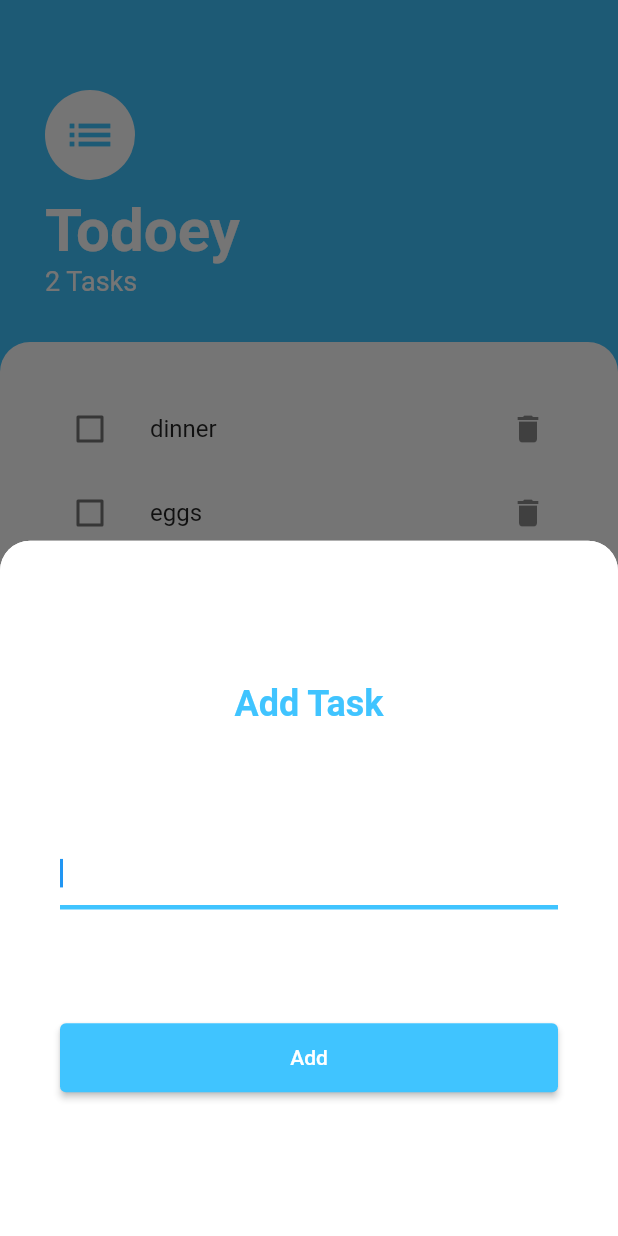
After one commit to r3zafa/flutter_elearning, a Flutter app: the screen it shows after launch, after a tap on the "delete" icon, after a tap on the "add" icon, on a phone screen of 412 x 824 dp. The commit adds this screen. Run offline on Flutter 3.47's test engine with Material 2 defaults, Android fonts, the phone set to English and light mode, and no system bars; our stand-ins replace animated_text_kit, audioplayers, cloud_firestore, device_preview, firebase_auth, firebase_core and 15 more; missing offline and left inert: bitsdojo_window, flutter_phone_direct_caller; accounts and stored records are empty.

Commit message:
add todo app with native flutter state tree

```diff
--- a/app13/lib/main.dart
+++ b/app13/lib/main.dart
@@ -1,13 +1,21 @@
-import 'package:app13/screens/desktop/main_desktop_screen.dart';
-import 'package:app13/screens/mobile/main_mobile_screen.dart';
-import 'package:app13/screens/responsive_layout_builder.dart';
-import 'package:app13/screens/tablet/main_tablet_screen.dart';
+import 'dart:io' show Platform;
 import 'package:app13/screens/task_screen.dart';
-import 'package:app13/screens/ultra_wide/main_ultra_wide_screen.dart';
+import 'package:bitsdojo_window/bitsdojo_window.dart';
 import 'package:flutter/material.dart';
 
 void main() {
   runApp(const MyApp());
+  if (Platform.isWindows || Platform.isMacOS || Platform.isLinux) {
+    doWhenWindowReady(() {
+      final win = appWindow;
+      const initialSize = Size(500, 900);
+      win.minSize = initialSize;
+      win.size = initialSize;
+      win.alignment = Alignment.center;
+      win.title = "Todoey";
+      win.show();
+    });
+  }
 }
 
 class MyApp extends StatelessWidget {
@@ -19,10 +27,7 @@ class MyApp extends StatelessWidget {
     return const MaterialApp(
       debugShowCheckedModeBanner: false,
       title: 'Todo App',
-      home: Scaffold(
-        backgroundColor: Colors.lightBlueAccent,
-        body: TasksScreen(),
-      ),
+      home: TasksScreen(),
     );
   }
 }
--- /dev/null
+++ b/app13/lib/models/task.dart
@@ -0,0 +1,13 @@
+class Task {
+  Task({
+    required this.name,
+    this.isDone = false,
+  });
+
+  final String name;
+  bool isDone;
+
+  void toggleDone() {
+    isDone = !isDone;
+  }
+}
--- /dev/null
+++ b/app13/lib/screens/add_task_screen.dart
@@ -0,0 +1,89 @@
+import 'package:flutter/foundation.dart';
+import 'package:flutter/material.dart';
+
+class AddTaskScreen extends StatelessWidget {
+  const AddTaskScreen({
+    Key? key,
+    required this.addItemCallBack,
+  }) : super(key: key);
+
+  final Function addItemCallBack;
+
+  @override
+  Widget build(BuildContext context) {
+    TextEditingController controller = TextEditingController();
+    String newTaskTitle = '';
+
+    return Container(
+      decoration: const BoxDecoration(
+        color: Colors.white,
+        borderRadius: BorderRadius.only(
+          topLeft: Radius.circular(20),
+          topRight: Radius.circular(20),
+        ),
+      ),
+      padding: EdgeInsets.only(
+        left: 40,
+        right: 40,
+        top: 20,
+        bottom: MediaQuery.of(context).viewInsets.bottom < 1
+            ? 20
+            : MediaQuery.of(context).viewInsets.bottom,
+      ),
+      child: Column(
+        crossAxisAlignment: CrossAxisAlignment.stretch,
+        mainAxisSize: MainAxisSize.max,
+        mainAxisAlignment: MainAxisAlignment.spaceEvenly,
+        children: [
+          const Text(
+            'Add Task',
+            textAlign: TextAlign.center,
+            style: TextStyle(
+              fontSize: 24,
+              fontWeight: FontWeight.w700,
+              color: Colors.lightBlueAccent,
+            ),
+          ),
+          TextField(
+            controller: controller,
+            keyboardType: TextInputType.multiline,
+            minLines: 1,
+            maxLines: 2,
+            autofocus: true,
+            textAlign: TextAlign.start,
+            decoration: const InputDecoration(
+              enabledBorder: UnderlineInputBorder(
+                borderSide: BorderSide(color: Colors.lightBlueAccent, width: 2),
+              ),
+              focusedBorder: UnderlineInputBorder(
+                borderSide: BorderSide(color: Colors.lightBlueAccent, width: 3),
+              ),
+            ),
+            onChanged: (newVal) {
+              newTaskTitle = newVal;
+            },
+          ),
+          ElevatedButton(
+            style: const ButtonStyle(
+              padding:
+                  MaterialStatePropertyAll(EdgeInsets.symmetric(vertical: 15)),
+              backgroundColor:
+                  MaterialStatePropertyAll<Color>(Colors.lightBlueAccent),
+            ),
+            onPressed: () {
+              if (newTaskTitle.isNotEmpty) {
+                addItemCallBack(newTaskTitle);
+                controller.clear();
+              } else {
+                if (kDebugMode) {
+                  print('leer');
+                }
+              }
+            },
+            child: const Text('Add'),
+          )
+        ],
+      ),
+    );
+  }
+}
--- a/app13/lib/screens/mobile/main_mobile_screen.dart
+++ b/app13/lib/screens/mobile/main_mobile_screen.dart
@@ -1,17 +1,88 @@
+import 'package:app13/models/task.dart';
 import 'package:flutter/material.dart';
 
-class MainMobileScreen extends StatefulWidget {
-  const MainMobileScreen({Key? key}) : super(key: key);
+import '../../widgets/tasks_list.dart';
+
+class MainMobileScreen extends StatelessWidget {
+  const MainMobileScreen({
+    super.key,
+    required this.items,
+    required this.removeItem,
+  });
+
+  final List<Task> items;
+  final Function(int index) removeItem;
 
   @override
-  State<MainMobileScreen> createState() => _MainMobileScreenState();
-}
-
-class _MainMobileScreenState extends State<MainMobileScreen> {
-  @override
   Widget build(BuildContext context) {
-    return const Center(
-      child: Text('Mobile'),
+    return SafeArea(
+      child: Column(
+        crossAxisAlignment: CrossAxisAlignment.start,
+        children: [
+          Container(
+            padding: const EdgeInsets.only(
+              top: 60,
+              left: 30,
+              right: 30,
+              bottom: 30,
+            ),
+            child: Column(
+              crossAxisAlignment: CrossAxisAlignment.start,
+              children: [
+                const CircleAvatar(
+                  backgroundColor: Colors.white,
+                  radius: 30,
+                  child: Icon(
+                    Icons.list,
+                    size: 36,
+                    color: Colors.lightBlueAccent,
+                  ),
+                ),
+                const SizedBox(
+                  height: 10,
+                ),
+                const Text(
+                  'Todoey',
+                  style: TextStyle(
+                    color: Colors.white,
+                    fontSize: 40,
+                    fontWeight: FontWeight.w700,
+                  ),
+                ),
+                Text(
+                  '${items.length} Tasks',
+                  style: const TextStyle(
+                    color: Colors.white,
+                    fontSize: 18,
+                  ),
+                ),
+              ],
+            ),
+          ),
+          Expanded(
+            child: Container(
+              width: double.infinity,
+              padding: const EdgeInsets.only(
+                left: 20,
+                right: 20,
+                top: 30,
+                bottom: 80,
+              ),
+              decoration: const BoxDecoration(
+                color: Colors.white,
+                borderRadius: BorderRadius.only(
+                  topLeft: Radius.circular(20),
+                  topRight: Radius.circular(20),
+                ),
+              ),
+              child: TasksList(
+                tasks: items,
+                removeItem: removeItem,
+              ),
+            ),
+          ),
+        ],
+      ),
     );
   }
 }
--- a/app13/lib/screens/task_screen.dart
+++ b/app13/lib/screens/task_screen.dart
@@ -1,21 +1,74 @@
+import 'package:app13/screens/add_task_screen.dart';
 import 'package:app13/screens/responsive_layout_builder.dart';
 import 'package:app13/screens/tablet/main_tablet_screen.dart';
 import 'package:app13/screens/ultra_wide/main_ultra_wide_screen.dart';
 import 'package:flutter/material.dart';
 
+import '../models/task.dart';
 import 'desktop/main_desktop_screen.dart';
 import 'mobile/main_mobile_screen.dart';
 
-class TasksScreen extends StatelessWidget {
+class TasksScreen extends StatefulWidget {
   const TasksScreen({Key? key}) : super(key: key);
 
   @override
+  State<TasksScreen> createState() => _TasksScreenState();
+}
+
+class _TasksScreenState extends State<TasksScreen> {
+  List<Task> items = [
+    Task(name: 'breakfast'),
+    Task(name: 'dinner'),
+    Task(name: 'eggs'),
+  ];
+
+  addItem(taskTitle) {
+    Task task = Task(name: taskTitle);
+    setState(() {
+      items.add(task);
+    });
+  }
+
+  removeItem(int index) {
+    setState(() {
+      items.removeAt(index);
+    });
+  }
+
+  @override
   Widget build(BuildContext context) {
-    return const ResponsiveLayoutBuilder(
-      mobileBody: MainMobileScreen(),
-      tabletBody: MainTabletScreen(),
-      desktopBody: MainDesktopScreen(),
-      ultraWideBody: MainUltraWideScreen(),
+    return Scaffold(
+      backgroundColor: Colors.lightBlueAccent,
+      floatingActionButton: FloatingActionButton(
+        onPressed: () {
+          showModalBottomSheet(
+            shape: const RoundedRectangleBorder(
+              borderRadius: BorderRadius.only(
+                topLeft: Radius.circular(20),
+                topRight: Radius.circular(20),
+              ),
+            ),
+            context: context,
+            builder: (context) => AddTaskScreen(
+              addItemCallBack: addItem,
+            ),
+          );
+        },
+        backgroundColor: Colors.lightBlueAccent,
+        child: const Icon(
+          Icons.add,
+          size: 36,
+        ),
+      ),
+      body: ResponsiveLayoutBuilder(
+        mobileBody: MainMobileScreen(
+          items: items,
+          removeItem: removeItem,
+        ),
+        tabletBody: const MainTabletScreen(),
+        desktopBody: const MainDesktopScreen(),
+        ultraWideBody: const MainUltraWideScreen(),
+      ),
     );
   }
 }
--- /dev/null
+++ b/app13/lib/widgets/task_tile.dart
@@ -0,0 +1,41 @@
+import 'package:flutter/material.dart';
+
+class TaskTile extends StatelessWidget {
+  const TaskTile({
+    super.key,
+    required this.isDone,
+    required this.taskTitle,
+    required this.callBackFunction,
+    required this.removeItem,
+    required this.index,
+  });
+
+  final bool isDone;
+  final String taskTitle;
+  final void Function(bool? isDone) callBackFunction;
+  final Function(int index) removeItem;
+  final int index;
+
+  @override
+  Widget build(BuildContext context) {
+    return ListTile(
+      title: Text(
+        taskTitle,
+        style: TextStyle(
+          decoration: isDone ? TextDecoration.lineThrough : null,
+        ),
+      ),
+      trailing: IconButton(
+        icon: const Icon(Icons.delete),
+        onPressed: () {
+          removeItem(index);
+        },
+      ),
+      leading: Checkbox(
+        activeColor: Colors.lightBlueAccent,
+        value: isDone,
+        onChanged: callBackFunction,
+      ),
+    );
+  }
+}
--- /dev/null
+++ b/app13/lib/widgets/tasks_list.dart
@@ -0,0 +1,37 @@
+import 'package:app13/models/task.dart';
+import 'package:app13/widgets/task_tile.dart';
+import 'package:flutter/material.dart';
+
+class TasksList extends StatefulWidget {
+  const TasksList({
+    super.key,
+    required this.tasks,
+    required this.removeItem,
+  });
+  final List<Task> tasks;
+  final Function(int index) removeItem;
+  @override
+  State<TasksList> createState() => _TasksListState();
+}
+
+class _TasksListState extends State<TasksList> {
+  @override
+  Widget build(BuildContext context) {
+    return ListView.builder(
+      itemCount: widget.tasks.length,
+      itemBuilder: (context, index) {
+        return TaskTile(
+          isDone: widget.tasks[index].isDone,
+          taskTitle: widget.tasks[index].name,
+          callBackFunction: (bool? isDoneState) {
+            setState(() {
+              widget.tasks[index].toggleDone();
+            });
+          },
+          removeItem: widget.removeItem,
+          index: index,
+        );
+      },
+    );
+  }
+}
```
Also changed, not shown: app13/pubspec.yaml (+3 -66 lines), app13/pubspec.lock, 5 other files.
